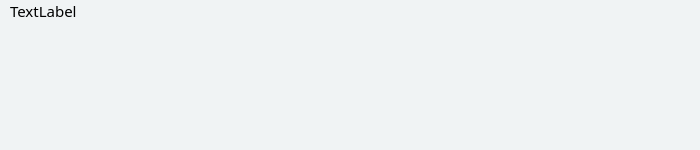
Above: LogGpt/galdialog.ui from log159/LogChat before the change. Below: the same form after it.
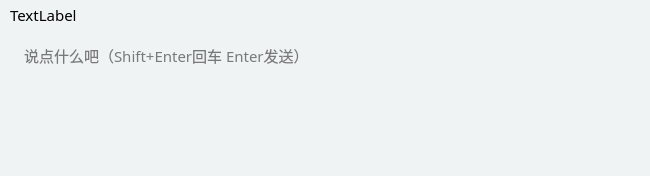
That is the form after the change.

Commit message: [fix] 修复Gal对话框长文本换行问题

```diff
--- a/LogGpt/galdialog.ui
+++ b/LogGpt/galdialog.ui
@@ -6,22 +6,10 @@
    <rect>
     <x>0</x>
     <y>0</y>
-    <width>700</width>
-    <height>150</height>
+    <width>650</width>
+    <height>176</height>
    </rect>
   </property>
-  <property name="minimumSize">
-   <size>
-    <width>700</width>
-    <height>150</height>
-   </size>
-  </property>
-  <property name="sizeIncrement">
-   <size>
-    <width>700</width>
-    <height>150</height>
-   </size>
-  </property>
   <property name="windowTitle">
    <string>Form</string>
   </property>
@@ -54,45 +42,42 @@
     background-color:rgba(0,0,0,0);
 }</string>
   </property>
-  <widget class="QLineEdit" name="lineEdit">
-   <property name="geometry">
-    <rect>
-     <x>0</x>
-     <y>30</y>
-     <width>621</width>
-     <height>111</height>
-    </rect>
-   </property>
-   <property name="font">
-    <font>
-     <family>Microsoft YaHei</family>
-     <pointsize>-1</pointsize>
-    </font>
-   </property>
-   <property name="alignment">
-    <set>Qt::AlignLeading|Qt::AlignLeft|Qt::AlignTop</set>
-   </property>
-  </widget>
   <widget class="QLabel" name="label_name">
    <property name="geometry">
     <rect>
      <x>10</x>
-     <y>0</y>
-     <width>81</width>
-     <height>21</height>
+     <y>5</y>
+     <width>80</width>
+     <height>20</height>
     </rect>
    </property>
    <property name="text">
     <string>TextLabel</string>
    </property>
   </widget>
+  <widget class="QTextEdit" name="textEdit">
+   <property name="geometry">
+    <rect>
+     <x>20</x>
+     <y>40</y>
+     <width>600</width>
+     <height>120</height>
+    </rect>
+   </property>
+   <property name="frameShape">
+    <enum>QFrame::NoFrame</enum>
+   </property>
+   <property name="placeholderText">
+    <string>说点什么吧（Shift+Enter回车 Enter发送）</string>
+   </property>
+  </widget>
   <widget class="QPushButton" name="pushButton">
    <property name="geometry">
     <rect>
-     <x>0</x>
-     <y>20</y>
-     <width>621</width>
-     <height>121</height>
+     <x>20</x>
+     <y>40</y>
+     <width>600</width>
+     <height>120</height>
     </rect>
    </property>
    <property name="text">
```
Left out of the diff: 6 changed lines with no effect on the pictures. The commit also changes 2 other files.
